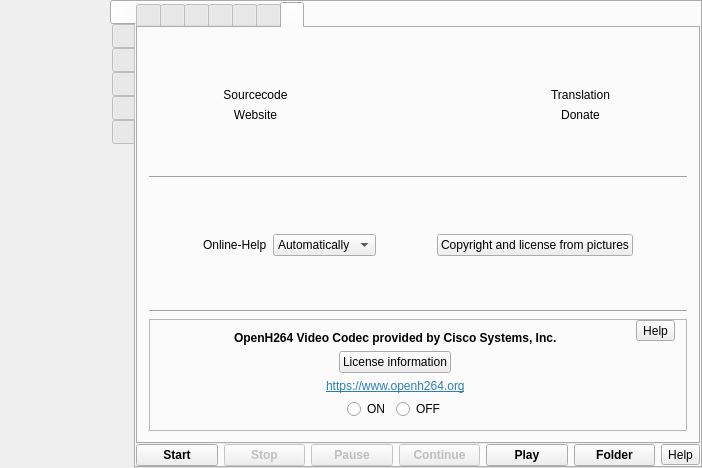
Qt form src/formMainWindow.ui (vkohaupt/vokoscreenNG) before a commit.
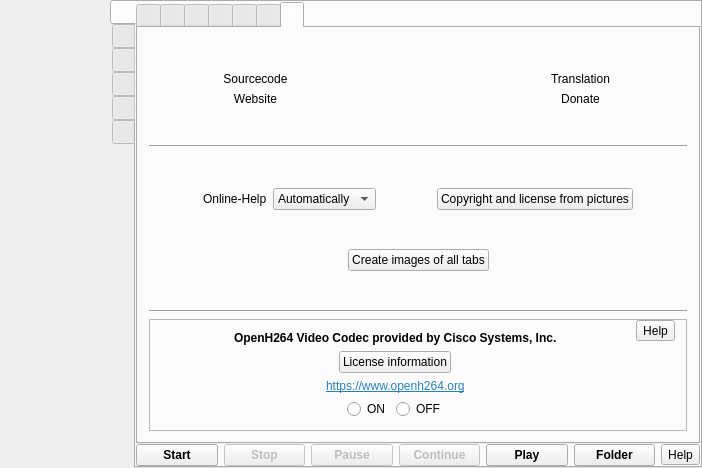
The same form after that commit. The open tabs and pages were chosen to show the change. Icons and pictures are not drawn.

Commit message: Grab tabs and make images

```diff
--- a/src/formMainWindow.ui
+++ b/src/formMainWindow.ui
@@ -2384,6 +2384,56 @@
               </item>
              </layout>
             </item>
+            <item>
+             <spacer name="verticalSpacer_25">
+              <property name="orientation">
+               <enum>Qt::Vertical</enum>
+              </property>
+              <property name="sizeHint" stdset="0">
+               <size>
+                <width>20</width>
+                <height>40</height>
+               </size>
+              </property>
+             </spacer>
+            </item>
+            <item>
+             <layout class="QHBoxLayout" name="horizontalLayout_58">
+              <item>
+               <spacer name="horizontalSpacer_29">
+                <property name="orientation">
+                 <enum>Qt::Horizontal</enum>
+                </property>
+                <property name="sizeHint" stdset="0">
+                 <size>
+                  <width>40</width>
+                  <height>20</height>
+                 </size>
+                </property>
+               </spacer>
+              </item>
+              <item>
+               <widget class="QPushButton" name="pushButtonImages">
+                <property name="text">
+                 <string>Create images of all tabs</string>
+                </property>
+               </widget>
+              </item>
+              <item>
+               <spacer name="horizontalSpacer_28">
+                <property name="orientation">
+                 <enum>Qt::Horizontal</enum>
+                </property>
+                <property name="sizeHint" stdset="0">
+                 <size>
+                  <width>40</width>
+                  <height>20</height>
+                 </size>
+                </property>
+               </spacer>
+              </item>
+             </layout>
+            </item>
             <item>
              <spacer name="verticalSpacer_14">
               <property name="orientation">
```
Left out of the diff: 12 changed lines with no effect on the pictures. The commit also changes 7 other files.
